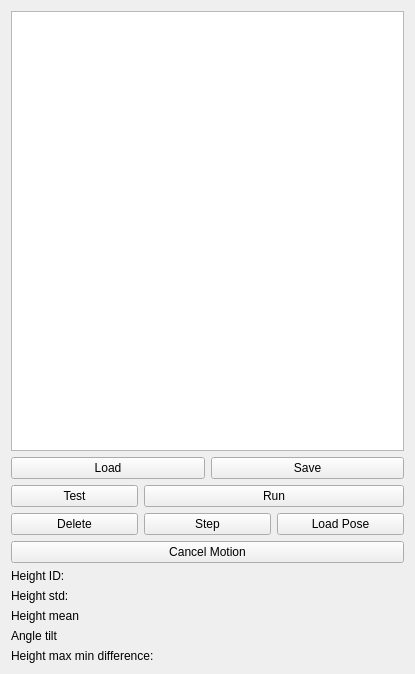
Before: the Qt Designer form src/scanning_application/scanning_robviz/resources/path_robviz.ui in Davidlequnchen/MultiSensorFusion-ROS-AM-Monitoring, drawn with Qt 5.
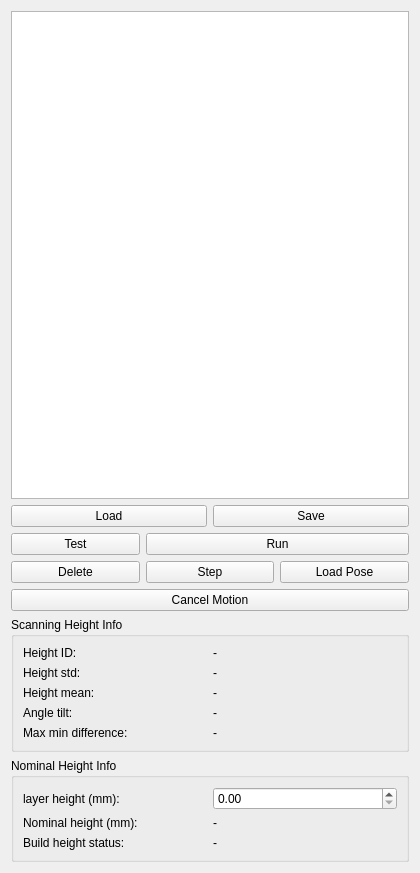
After: the same form once the commit is applied. Icons and pictures are not drawn.

Commit message: Upload amended codes for layer height monitoring

What changed in the file:
```diff
--- a/src/scanning_application/scanning_robviz/resources/path_robviz.ui
+++ b/src/scanning_application/scanning_robviz/resources/path_robviz.ui
@@ -6,16 +6,14 @@
    <rect>
     <x>0</x>
     <y>0</y>
-    <width>415</width>
-    <height>674</height>
+    <width>420</width>
+    <height>873</height>
    </rect>
   </property>
   <property name="windowTitle">
    <string>Form</string>
   </property>
-  <layout class="QHBoxLayout" name="horizontalLayout_5">
-   <item>
-    <layout class="QVBoxLayout" name="verticalLayout" stretch="9,1">
+  <layout class="QVBoxLayout" name="verticalLayout_3">
      <item>
       <layout class="QGridLayout" name="gridLayout_2">
        <item row="2" column="1" colspan="2">
@@ -136,45 +134,162 @@
       </layout>
      </item>
      <item>
-      <layout class="QGridLayout" name="gridLayout">
-       <item row="0" column="0">
+    <widget class="QGroupBox" name="groupBox">
+     <property name="title">
+      <string>Scanning Height Info</string>
+     </property>
+     <layout class="QVBoxLayout" name="verticalLayout">
+      <item>
+       <layout class="QHBoxLayout" name="horizontalLayout_3">
+        <item>
         <widget class="QLabel" name="label_id">
          <property name="text">
           <string>Height ID:</string>
          </property>
         </widget>
        </item>
-       <item row="4" column="0">
-        <widget class="QLabel" name="label_maxmin">
+        <item>
+         <widget class="QLabel" name="label_id_value">
          <property name="text">
-          <string>Height max min difference:</string>
+           <string>-</string>
          </property>
         </widget>
        </item>
-       <item row="3" column="0">
-        <widget class="QLabel" name="label_angle">
-         <property name="text">
-          <string>Angle tilt</string>
-         </property>
-        </widget>
-       </item>
-       <item row="1" column="0">
+       </layout>
+      </item>
+      <item>
+       <layout class="QHBoxLayout" name="horizontalLayout_4">
+        <item>
         <widget class="QLabel" name="label_std">
          <property name="text">
           <string>Height std:</string>
          </property>
         </widget>
        </item>
-       <item row="2" column="0">
+        <item>
+         <widget class="QLabel" name="label_std_value">
+          <property name="text">
+           <string>-</string>
+          </property>
+         </widget>
+        </item>
+       </layout>
+      </item>
+      <item>
+       <layout class="QHBoxLayout" name="horizontalLayout_5">
+        <item>
         <widget class="QLabel" name="label_mean">
          <property name="text">
-          <string>Height mean</string>
+           <string>Height mean:</string>
          </property>
         </widget>
        </item>
-      </layout>
-     </item>
-    </layout>
+        <item>
+         <widget class="QLabel" name="label_mean_value">
+          <property name="text">
+           <string>-</string>
+          </property>
+         </widget>
+        </item>
+       </layout>
+      </item>
+      <item>
+       <layout class="QHBoxLayout" name="horizontalLayout_6">
+        <item>
+         <widget class="QLabel" name="label_angle">
+          <property name="text">
+           <string>Angle tilt:</string>
+          </property>
+         </widget>
+        </item>
+        <item>
+         <widget class="QLabel" name="label_angle_value">
+          <property name="text">
+           <string>-</string>
+          </property>
+         </widget>
+        </item>
+       </layout>
+      </item>
+      <item>
+       <layout class="QHBoxLayout" name="horizontalLayout_7">
+        <item>
+         <widget class="QLabel" name="label_maxmin">
+          <property name="text">
+           <string>Max min difference:</string>
+          </property>
+         </widget>
+        </item>
+        <item>
+         <widget class="QLabel" name="label_maxmin_value">
+          <property name="text">
+           <string>-</string>
+          </property>
+         </widget>
+        </item>
+       </layout>
+      </item>
+     </layout>
+    </widget>
+   </item>
+   <item>
+    <widget class="QGroupBox" name="groupBox_2">
+     <property name="title">
+      <string>Nominal Height Info</string>
+     </property>
+     <layout class="QVBoxLayout" name="verticalLayout_2">
+      <item>
+       <layout class="QHBoxLayout" name="horizontalLayout_8">
+        <item>
+         <widget class="QLabel" name="label_layerheight">
+          <property name="text">
+           <string>layer height (mm):</string>
+          </property>
+         </widget>
+        </item>
+        <item>
+         <widget class="QDoubleSpinBox" name="doubleSpinBox_layerheight"/>
+        </item>
+       </layout>
+      </item>
+      <item>
+       <layout class="QHBoxLayout" name="horizontalLayout_9">
+        <item>
+         <widget class="QLabel" name="label_nominal_height">
+          <property name="text">
+           <string>Nominal height (mm):</string>
+          </property>
+         </widget>
+        </item>
+        <item>
+         <widget class="QLabel" name="label_nominal_height_value">
+          <property name="text">
+           <string>-</string>
+          </property>
+         </widget>
+        </item>
+       </layout>
+      </item>
+      <item>
+       <layout class="QHBoxLayout" name="horizontalLayout_10">
+        <item>
+         <widget class="QLabel" name="label_build_height_status">
+          <property name="text">
+           <string>Build height status:</string>
+          </property>
+         </widget>
+        </item>
+        <item>
+         <widget class="QLabel" name="label_build_height_status_value">
+          <property name="text">
+           <string>-</string>
+          </property>
+         </widget>
+        </item>
+       </layout>
+      </item>
+     </layout>
+    </widget>
    </item>
   </layout>
  </widget>
```
Lines whose indentation alone changed are shown as unchanged. The commit also changes 55 other files.
